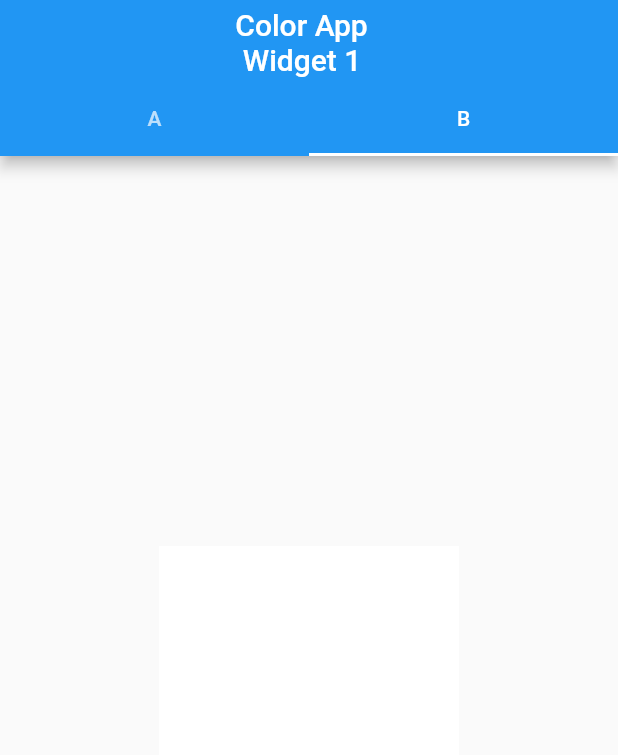
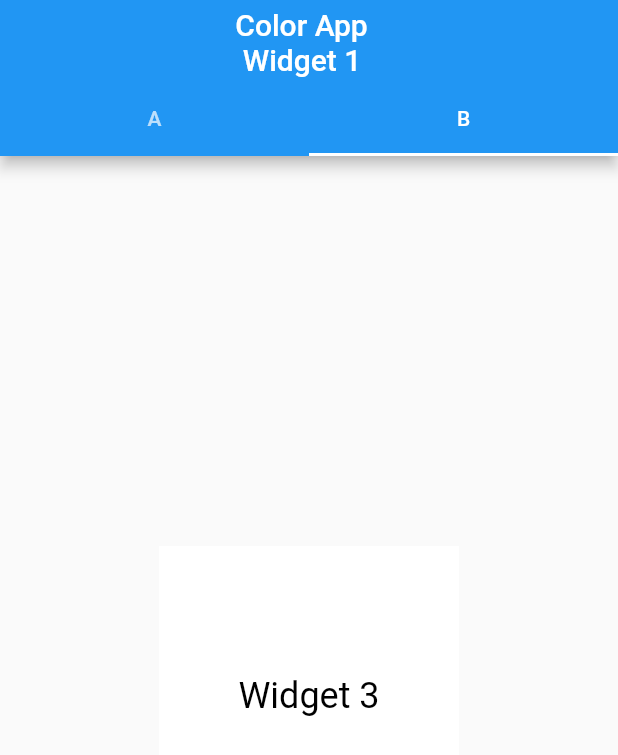
Before and after one commit to stp2003/internship.task, a Flutter app: the screen it shows after launch, tab 2 chosen, on a phone screen of 412 x 824 dp. Shown: the top 755 px of the screen. Run offline on Flutter 3.47's test engine with Material 2 defaults, Android fonts, the phone set to English and light mode, and no system bars; our stand-ins replace get.

```diff
--- a/lib/components/tab_b.dart
+++ b/lib/components/tab_b.dart
@@ -34,7 +34,7 @@ class TabB extends StatelessWidget {
             child: const Center(
               child: Text(
                 'Widget 3',
-                style: TextStyle(fontSize: 24, color: Colors.white),
+                style: TextStyle(fontSize: 24, color: Colors.black),
               ),
             ),
           );
```
